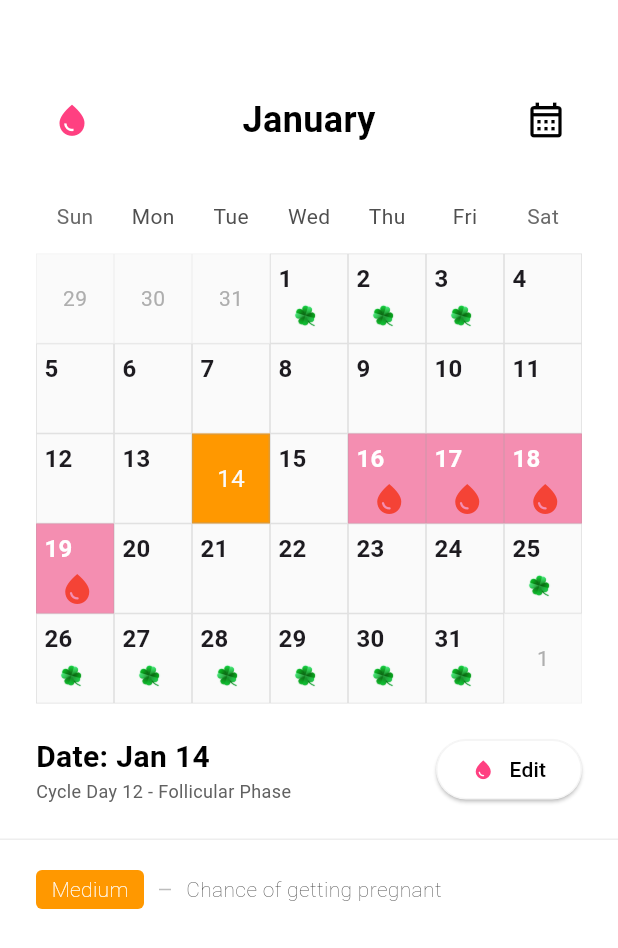
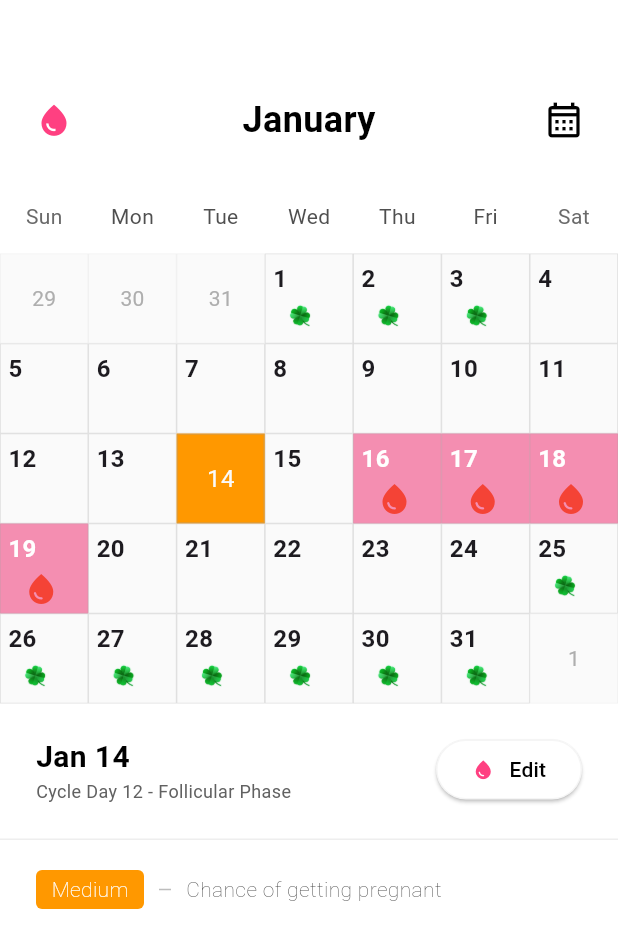
Before and after one commit to yunusaliyevxurshidbek/test_task, a Flutter app: the screen it shows after launch, on a phone screen of 412 x 824 dp. Shown: the top 948 px of the screen. Run offline on Flutter 3.47's test engine with Material 3 defaults, Android fonts, the phone set to English and light mode, and no system bars; drawn by our look-alikes of table_calendar.

Commit message:
Initial commit

```diff
--- a/lib/presentation/pages/home_page.dart
+++ b/lib/presentation/pages/home_page.dart
@@ -41,12 +41,12 @@ class _HomePageState extends State<HomePage> {
       body: SingleChildScrollView(
         child: Column(children: [
           Container(
-            padding: const EdgeInsets.symmetric(horizontal: 24, vertical: 12),
+            padding: const EdgeInsets.symmetric( vertical: 12),
             child: Column(
               children: [
                 //! Top part of calendar page:
                 Padding(
-                  padding: const EdgeInsets.only(top: 44),
+                  padding: const EdgeInsets.only(top: 44,left: 12,right: 12),
                   child: Row(
                     mainAxisAlignment: MainAxisAlignment.spaceBetween,
                     children: [
@@ -75,7 +75,11 @@ class _HomePageState extends State<HomePage> {
                     ],
                   ),
                 ),
+
+
                 const SizedBox(height: 15),
+
+
                 //! Calendar:
                 TableCalendar(
                   firstDay: DateTime(2020, 1, 1),
@@ -205,16 +209,23 @@ class _HomePageState extends State<HomePage> {
                   daysOfWeekHeight: 50,
                   rowHeight: 60,
                 ),
+
+
                 const SizedBox(height: 20),
+
+
                 //! Bottom_texts:
-                Row(
+
+                Padding(
+                  padding: const EdgeInsets.symmetric(horizontal: 24),
+                  child: Row(
                     mainAxisAlignment: MainAxisAlignment.spaceBetween,
                     children: [
                       Column(
                         crossAxisAlignment: CrossAxisAlignment.start,
                         children: [
                           Text(
-                          "Date: $formattedDate",
+                            formattedDate,
                             style: const TextStyle(
                               color: Colors.black,
                               fontSize: 20,
@@ -261,13 +272,20 @@ class _HomePageState extends State<HomePage> {
                       )
                     ],
                   ),
+                ),
               ],
             ),
           ),
           const SizedBox(height: 10),
+
+
           //! Line:
           Container(height: 1, color: Colors.grey[200]),
+
+
           const SizedBox(height: 20),
+
+
           //! bottom_part:
           Row(
             children: [
```
Lines whose indentation alone changed are shown as unchanged.
